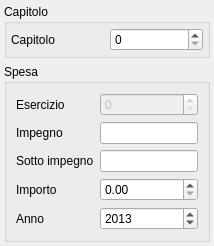
First picture: the form in src/com/axiastudio/suite/deliberedetermine/forms/spesaimpegnoesistente.ui, repository tizianolattisi/suitegda, before the edit.
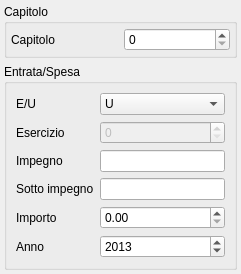
Second picture: the form after the edit.

```diff
--- a/src/com/axiastudio/suite/deliberedetermine/forms/spesaimpegnoesistente.ui
+++ b/src/com/axiastudio/suite/deliberedetermine/forms/spesaimpegnoesistente.ui
@@ -6,8 +6,8 @@
    <rect>
     <x>0</x>
     <y>0</y>
-    <width>214</width>
-    <height>223</height>
+    <width>241</width>
+    <height>265</height>
    </rect>
   </property>
   <property name="windowTitle">
@@ -55,17 +55,41 @@
    <item>
     <widget class="QGroupBox" name="groupBox_3">
      <property name="title">
-      <string>Spesa</string>
+      <string>Entrata/Spesa</string>
      </property>
      <layout class="QGridLayout" name="gridLayout">
       <item row="0" column="0">
+       <widget class="QLabel" name="label_12">
+        <property name="text">
+         <string>E/U</string>
+        </property>
+       </widget>
+      </item>
+      <item row="0" column="1">
+       <widget class="QComboBox" name="comboBox">
+        <property name="column" stdset="0">
+         <string>eu</string>
+        </property>
+        <item>
+         <property name="text">
+          <string>U</string>
+         </property>
+        </item>
+        <item>
+         <property name="text">
+          <string>E</string>
+         </property>
+        </item>
+       </widget>
+      </item>
+      <item row="1" column="0">
        <widget class="QLabel" name="label_11">
         <property name="text">
          <string>Esercizio</string>
         </property>
        </widget>
       </item>
-      <item row="0" column="1">
+      <item row="1" column="1">
        <widget class="QSpinBox" name="spinBox_esercizio">
         <property name="enabled">
          <bool>false</bool>
@@ -84,56 +108,56 @@
         </property>
        </widget>
       </item>
-      <item row="1" column="0">
+      <item row="2" column="0">
        <widget class="QLabel" name="label_8">
         <property name="text">
          <string>Impegno</string>
         </property>
        </widget>
       </item>
-      <item row="1" column="1">
+      <item row="2" column="1">
        <widget class="QLineEdit" name="lineEdit_5">
         <property name="column" stdset="0">
          <string>impegno</string>
         </property>
        </widget>
       </item>
-      <item row="2" column="0">
+      <item row="3" column="0">
        <widget class="QLabel" name="label_9">
         <property name="text">
          <string>Sotto impegno</string>
         </property>
        </widget>
       </item>
-      <item row="2" column="1">
+      <item row="3" column="1">
        <widget class="QLineEdit" name="lineEdit_6">
         <property name="column" stdset="0">
          <string>sottoImpegno</string>
         </property>
        </widget>
       </item>
-      <item row="3" column="0">
+      <item row="4" column="0">
        <widget class="QLabel" name="label_4">
         <property name="text">
          <string>Importo</string>
         </property>
        </widget>
       </item>
-      <item row="3" column="1">
+      <item row="4" column="1">
        <widget class="QDoubleSpinBox" name="doubleSpinBox">
         <property name="column" stdset="0">
          <string>importo</string>
         </property>
        </widget>
       </item>
-      <item row="4" column="0">
+      <item row="5" column="0">
        <widget class="QLabel" name="label_10">
         <property name="text">
          <string>Anno</string>
         </property>
        </widget>
       </item>
-      <item row="4" column="1">
+      <item row="5" column="1">
        <widget class="QSpinBox" name="spinBox">
         <property name="minimum">
          <number>1900</number>
```
Left out of the diff: 9 changed lines with no effect on the pictures.
